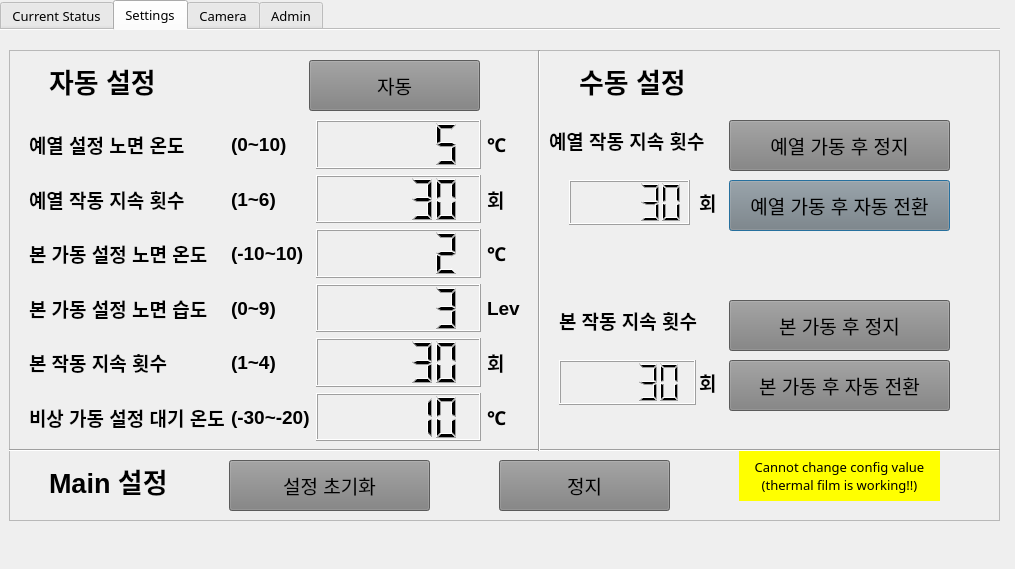
This is SMRS_r_pi.ui in quilp007/SMRS as Qt 5 draws it before an edit. The edited form follows.
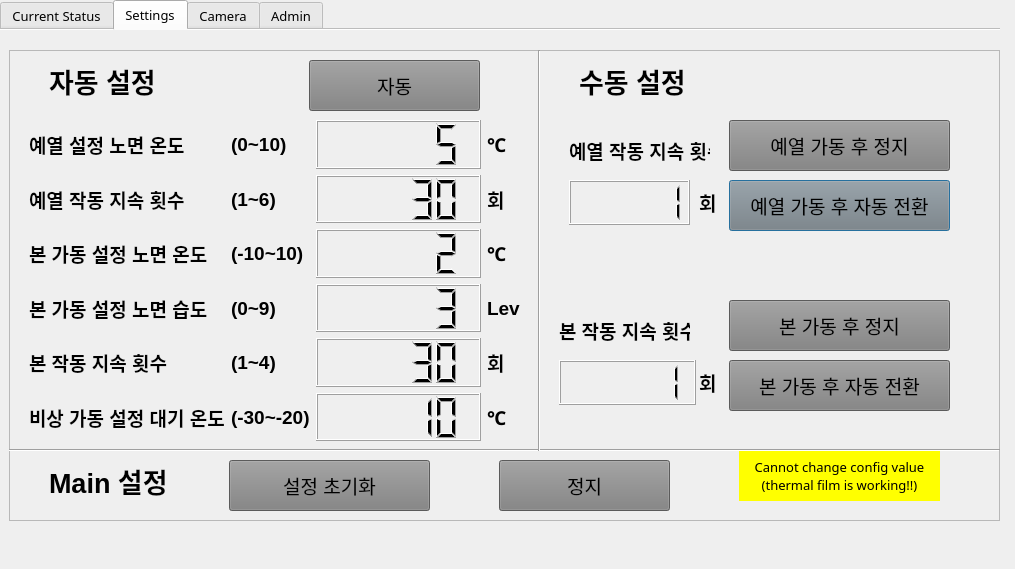
This is the edited form. Icons and pictures are not drawn.

Commit message: add new ui for raspberry pi

```diff
--- a/SMRS_r_pi.ui
+++ b/SMRS_r_pi.ui
@@ -1737,10 +1737,10 @@
        <number>5</number>
       </property>
       <property name="value" stdset="0">
-       <double>30.000000000000000</double>
+       <double>1.000000000000000</double>
       </property>
       <property name="intValue" stdset="0">
-       <number>30</number>
+       <number>1</number>
       </property>
      </widget>
      <widget class="QLCDNumber" name="heat_on_time_manual">
@@ -1779,10 +1779,10 @@
        <number>5</number>
       </property>
       <property name="value" stdset="0">
-       <double>30.000000000000000</double>
+       <double>1.000000000000000</double>
       </property>
       <property name="intValue" stdset="0">
-       <number>30</number>
+       <number>1</number>
       </property>
      </widget>
      <widget class="QLabel" name="label_24">
@@ -1945,9 +1945,9 @@
      <widget class="QLabel" name="label_25">
       <property name="geometry">
        <rect>
-        <x>540</x>
-        <y>70</y>
-        <width>171</width>
+        <x>560</x>
+        <y>80</y>
+        <width>141</width>
         <height>41</height>
        </rect>
       </property>
@@ -2005,8 +2005,8 @@
       <property name="geometry">
        <rect>
         <x>550</x>
-        <y>250</y>
-        <width>151</width>
+        <y>260</y>
+        <width>131</width>
         <height>41</height>
        </rect>
       </property>
```
The commit also changes 1 other file.
